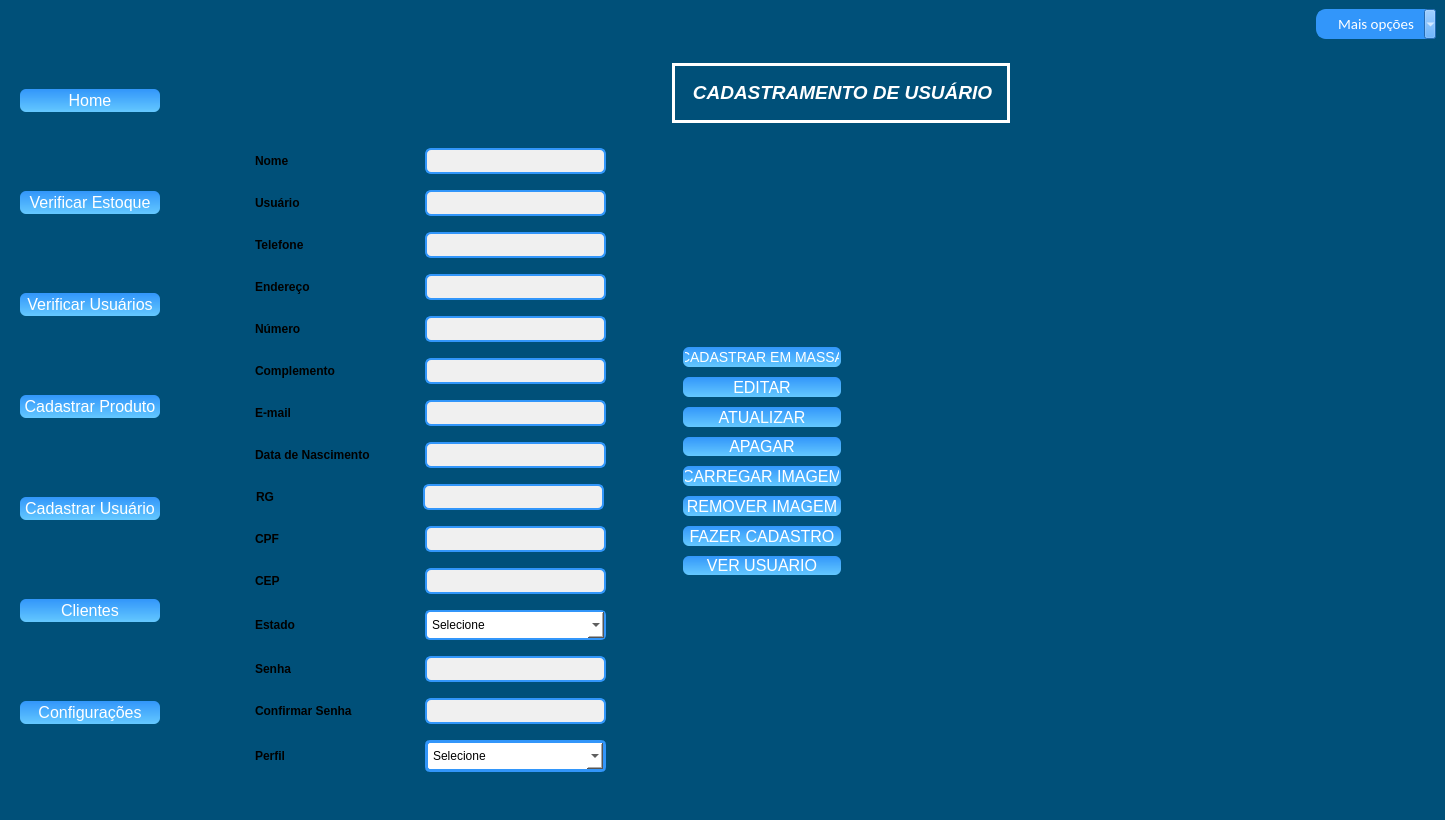
Before: the Qt Designer form novamaine.ui in KevenLucas025/ProjetoERP, drawn with Qt 5.
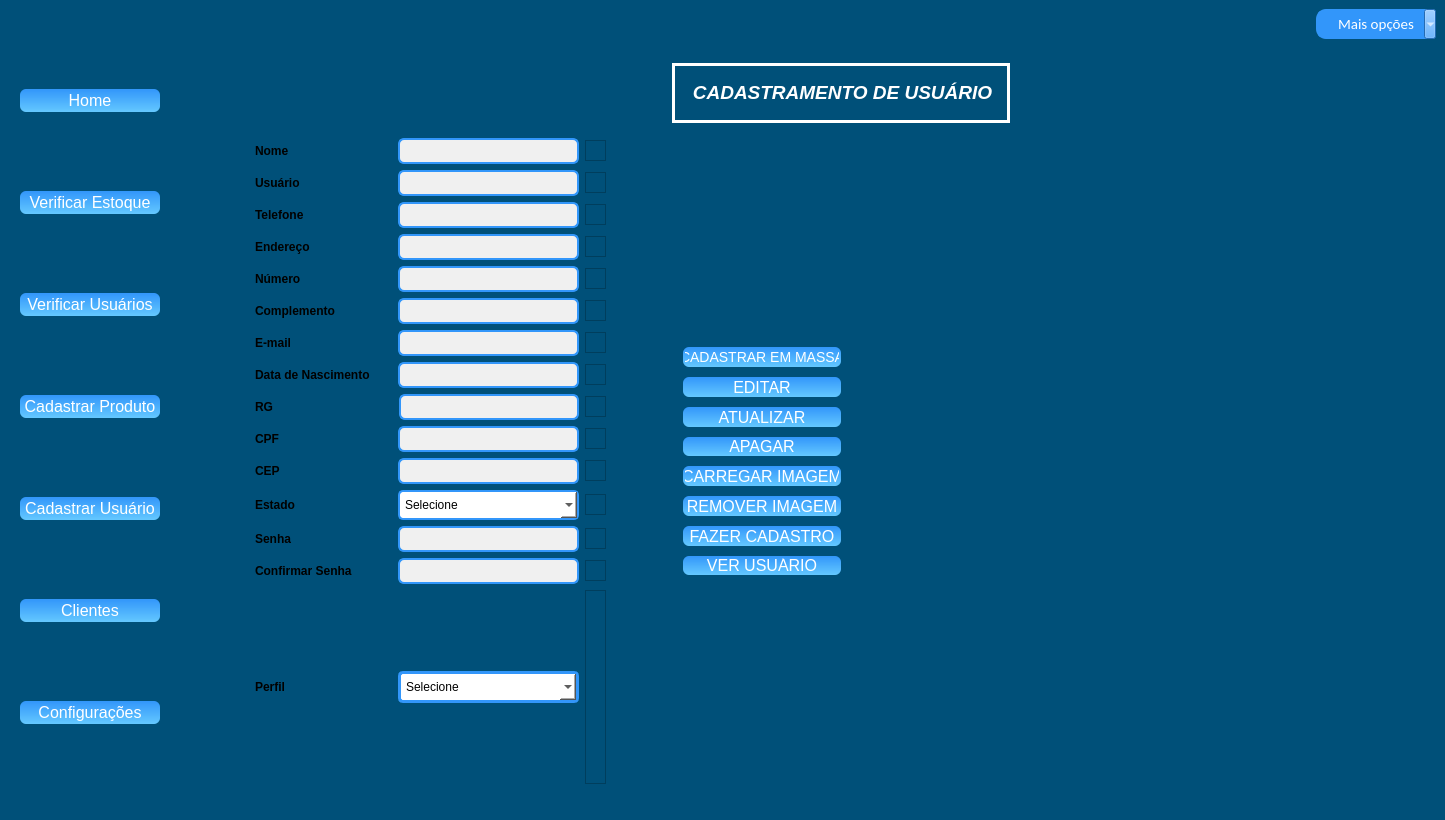
After: the same form once the commit is applied. The open tabs and pages were chosen to show the change. Icons and pictures are not drawn.

```diff
--- a/novamaine.ui
+++ b/novamaine.ui
@@ -3508,6 +3508,28 @@
                   </property>
                  </widget>
                 </item>
+                <item>
+                 <widget class="QFrame" name="frame_erro_nome">
+                  <property name="sizePolicy">
+                   <sizepolicy hsizetype="Expanding" vsizetype="Preferred">
+                    <horstretch>0</horstretch>
+                    <verstretch>0</verstretch>
+                   </sizepolicy>
+                  </property>
+                  <property name="maximumSize">
+                   <size>
+                    <width>21</width>
+                    <height>21</height>
+                   </size>
+                  </property>
+                  <property name="frameShape">
+                   <enum>QFrame::StyledPanel</enum>
+                  </property>
+                  <property name="frameShadow">
+                   <enum>QFrame::Raised</enum>
+                  </property>
+                 </widget>
+                </item>
                </layout>
               </item>
               <item>
@@ -3551,6 +3573,28 @@
                   </property>
                  </widget>
                 </item>
+                <item>
+                 <widget class="QFrame" name="frame_erro_usuario">
+                  <property name="sizePolicy">
+                   <sizepolicy hsizetype="Expanding" vsizetype="Preferred">
+                    <horstretch>0</horstretch>
+                    <verstretch>0</verstretch>
+                   </sizepolicy>
+                  </property>
+                  <property name="maximumSize">
+                   <size>
+                    <width>21</width>
+                    <height>21</height>
+                   </size>
+                  </property>
+                  <property name="frameShape">
+                   <enum>QFrame::StyledPanel</enum>
+                  </property>
+                  <property name="frameShadow">
+                   <enum>QFrame::Raised</enum>
+                  </property>
+                 </widget>
+                </item>
                </layout>
               </item>
               <item>
@@ -3597,6 +3641,28 @@
                   </property>
                  </widget>
                 </item>
+                <item>
+                 <widget class="QFrame" name="frame_erro_telefone">
+                  <property name="sizePolicy">
+                   <sizepolicy hsizetype="Expanding" vsizetype="Preferred">
+                    <horstretch>0</horstretch>
+                    <verstretch>0</verstretch>
+                   </sizepolicy>
+                  </property>
+                  <property name="maximumSize">
+                   <size>
+                    <width>21</width>
+                    <height>21</height>
+                   </size>
+                  </property>
+                  <property name="frameShape">
+                   <enum>QFrame::StyledPanel</enum>
+                  </property>
+                  <property name="frameShadow">
+                   <enum>QFrame::Raised</enum>
+                  </property>
+                 </widget>
+                </item>
                </layout>
               </item>
               <item>
@@ -3640,6 +3706,28 @@
                   </property>
                  </widget>
                 </item>
+                <item>
+                 <widget class="QFrame" name="frame_erro_endereco">
+                  <property name="sizePolicy">
+                   <sizepolicy hsizetype="Expanding" vsizetype="Preferred">
+                    <horstretch>0</horstretch>
+                    <verstretch>0</verstretch>
+                   </sizepolicy>
+                  </property>
+                  <property name="maximumSize">
+                   <size>
+                    <width>21</width>
+                    <height>21</height>
+                   </size>
+                  </property>
+                  <property name="frameShape">
+                   <enum>QFrame::StyledPanel</enum>
+                  </property>
+                  <property name="frameShadow">
+                   <enum>QFrame::Raised</enum>
+                  </property>
+                 </widget>
+                </item>
                </layout>
               </item>
               <item>
@@ -3683,6 +3771,22 @@
                   </property>
                  </widget>
                 </item>
+                <item>
+                 <widget class="QFrame" name="frame_erro_numero">
+                  <property name="maximumSize">
+                   <size>
+                    <width>21</width>
+                    <height>21</height>
+                   </size>
+                  </property>
+                  <property name="frameShape">
+                   <enum>QFrame::StyledPanel</enum>
+                  </property>
+                  <property name="frameShadow">
+                   <enum>QFrame::Raised</enum>
+                  </property>
+                 </widget>
+                </item>
                </layout>
               </item>
               <item>
@@ -3726,6 +3830,22 @@
                   </property>
                  </widget>
                 </item>
+                <item>
+                 <widget class="QFrame" name="frame_erro_complemento">
+                  <property name="maximumSize">
+                   <size>
+                    <width>21</width>
+                    <height>21</height>
+                   </size>
+                  </property>
+                  <property name="frameShape">
+                   <enum>QFrame::StyledPanel</enum>
+                  </property>
+                  <property name="frameShadow">
+                   <enum>QFrame::Raised</enum>
+                  </property>
+                 </widget>
+                </item>
                </layout>
               </item>
               <item>
@@ -3769,6 +3889,22 @@
                   </property>
                  </widget>
                 </item>
+                <item>
+                 <widget class="QFrame" name="frame_erro_email">
+                  <property name="maximumSize">
+                   <size>
+                    <width>21</width>
+                    <height>21</height>
+                   </size>
+                  </property>
+                  <property name="frameShape">
+                   <enum>QFrame::StyledPanel</enum>
+                  </property>
+                  <property name="frameShadow">
+                   <enum>QFrame::Raised</enum>
+                  </property>
+                 </widget>
+                </item>
                </layout>
               </item>
               <item>
@@ -3812,35 +3948,37 @@
                   </property>
                  </widget>
                 </item>
+                <item>
+                 <widget class="QFrame" name="frame_data_nascimento">
+                  <property name="sizePolicy">
+                   <sizepolicy hsizetype="Expanding" vsizetype="Preferred">
+                    <horstretch>0</horstretch>
+                    <verstretch>0</verstretch>
+                   </sizepolicy>
+                  </property>
+                  <property name="maximumSize">
+                   <size>
+                    <width>21</width>
+                    <height>21</height>
+                   </size>
+                  </property>
+                  <property name="frameShape">
+                   <enum>QFrame::StyledPanel</enum>
+                  </property>
+                  <property name="frameShadow">
+                   <enum>QFrame::Raised</enum>
+                  </property>
+                 </widget>
+                </item>
                </layout>
               </item>
               <item>
                <layout class="QHBoxLayout" name="horizontalLayout_20">
-                <property name="spacing">
-                 <number>66</number>
+                <property name="topMargin">
+                 <number>0</number>
                 </property>
                 <item>
-                 <widget class="QLabel" name="label_rg">
-                  <property name="sizePolicy">
-                   <sizepolicy hsizetype="Expanding" vsizetype="Fixed">
-                    <horstretch>0</horstretch>
-                    <verstretch>0</verstretch>
-                   </sizepolicy>
-                  </property>
-                  <property name="maximumSize">
-                   <size>
-                    <width>100</width>
-                    <height>20</height>
-                   </size>
-                  </property>
-                  <property name="styleSheet">
-                   <string notr="true">QLabel {
-    color: black;
-    text-align: center; /* Centraliza o texto horizontalmente */
-    vertical-align: middle; /* Centraliza o texto verticalmente */
-}
-</string>
-                  </property>
+                 <widget class="QLabel" name="label_2">
                   <property name="text">
                    <string>&lt;html&gt;&lt;head/&gt;&lt;body&gt;&lt;p&gt;&lt;span style=&quot; font-weight:600;&quot;&gt;RG&lt;/span&gt;&lt;/p&gt;&lt;/body&gt;&lt;/html&gt;</string>
                   </property>
@@ -3850,8 +3988,8 @@
                  <widget class="QLineEdit" name="txt_rg">
                   <property name="maximumSize">
                    <size>
-                    <width>181</width>
-                    <height>26</height>
+                    <width>180</width>
+                    <height>16777215</height>
                    </size>
                   </property>
                   <property name="styleSheet">
@@ -3870,6 +4008,22 @@
                   </property>
                  </widget>
                 </item>
+                <item>
+                 <widget class="QFrame" name="frame_erro_rg">
+                  <property name="maximumSize">
+                   <size>
+                    <width>21</width>
+                    <height>21</height>
+                   </size>
+                  </property>
+                  <property name="frameShape">
+                   <enum>QFrame::StyledPanel</enum>
+                  </property>
+                  <property name="frameShadow">
+                   <enum>QFrame::Raised</enum>
+                  </property>
+                 </widget>
+                </item>
                </layout>
               </item>
               <item>
@@ -3913,6 +4067,28 @@
                   </property>
                  </widget>
                 </item>
+                <item>
+                 <widget class="QFrame" name="frame_erro_cpf">
+                  <property name="sizePolicy">
+                   <sizepolicy hsizetype="Expanding" vsizetype="Preferred">
+                    <horstretch>0</horstretch>
+                    <verstretch>0</verstretch>
+                   </sizepolicy>
+                  </property>
+                  <property name="maximumSize">
+                   <size>
+                    <width>21</width>
+                    <height>21</height>
+                   </size>
+                  </property>
+                  <property name="frameShape">
+                   <enum>QFrame::StyledPanel</enum>
+                  </property>
+                  <property name="frameShadow">
+                   <enum>QFrame::Raised</enum>
+                  </property>
+                 </widget>
+                </item>
                </layout>
               </item>
               <item>
@@ -3956,6 +4132,28 @@
                   </property>
                  </widget>
                 </item>
+                <item>
+                 <widget class="QFrame" name="frame_erro_cep">
+                  <property name="sizePolicy">
+                   <sizepolicy hsizetype="Expanding" vsizetype="Preferred">
+                    <horstretch>0</horstretch>
+                    <verstretch>0</verstretch>
+                   </sizepolicy>
+                  </property>
+                  <property name="maximumSize">
+                   <size>
+                    <width>21</width>
+                    <height>21</height>
+                   </size>
+                  </property>
+                  <property name="frameShape">
+                   <enum>QFrame::StyledPanel</enum>
+                  </property>
+                  <property name="frameShadow">
+                   <enum>QFrame::Raised</enum>
+                  </property>
+                 </widget>
+                </item>
                </layout>
               </item>
               <item>
@@ -4175,6 +4373,28 @@
                   </item>
                  </widget>
                 </item>
+                <item>
+                 <widget class="QFrame" name="frame_erro_estado">
+                  <property name="sizePolicy">
+                   <sizepolicy hsizetype="Expanding" vsizetype="Preferred">
+                    <horstretch>0</horstretch>
+                    <verstretch>0</verstretch>
+                   </sizepolicy>
+                  </property>
+                  <property name="maximumSize">
+                   <size>
+                    <width>21</width>
+                    <height>21</height>
+                   </size>
+                  </property>
+                  <property name="frameShape">
+                   <enum>QFrame::StyledPanel</enum>
+                  </property>
+                  <property name="frameShadow">
+                   <enum>QFrame::Raised</enum>
+                  </property>
+                 </widget>
+                </item>
                </layout>
               </item>
               <item>
@@ -4218,6 +4438,28 @@
                   </property>
                  </widget>
                 </item>
+                <item>
+                 <widget class="QFrame" name="frame_senha">
+                  <property name="sizePolicy">
+                   <sizepolicy hsizetype="Expanding" vsizetype="Preferred">
+                    <horstretch>0</horstretch>
+                    <verstretch>0</verstretch>
+                   </sizepolicy>
+                  </property>
+                  <property name="maximumSize">
+                   <size>
+                    <width>21</width>
+                    <height>21</height>
+                   </size>
+                  </property>
+                  <property name="frameShape">
+                   <enum>QFrame::StyledPanel</enum>
+                  </property>
+                  <property name="frameShadow">
+                   <enum>QFrame::Raised</enum>
+                  </property>
+                 </widget>
+                </item>
                </layout>
               </item>
               <item>
@@ -4261,6 +4503,28 @@
                   </property>
                  </widget>
                 </item>
+                <item>
+                 <widget class="QFrame" name="frame_confirmar_senha">
+                  <property name="sizePolicy">
+                   <sizepolicy hsizetype="Expanding" vsizetype="Preferred">
+                    <horstretch>0</horstretch>
+                    <verstretch>0</verstretch>
+                   </sizepolicy>
+                  </property>
+                  <property name="maximumSize">
+                   <size>
+                    <width>21</width>
+                    <height>21</height>
+                   </size>
+                  </property>
+                  <property name="frameShape">
+                   <enum>QFrame::StyledPanel</enum>
+                  </property>
+                  <property name="frameShadow">
+                   <enum>QFrame::Raised</enum>
+                  </property>
+                 </widget>
+                </item>
                </layout>
               </item>
               <item>
@@ -4360,6 +4624,28 @@
                   </item>
                  </widget>
                 </item>
+                <item>
+                 <widget class="QFrame" name="frame_erro_perfil">
+                  <property name="sizePolicy">
+                   <sizepolicy hsizetype="Expanding" vsizetype="Preferred">
+                    <horstretch>0</horstretch>
+                    <verstretch>0</verstretch>
+                   </sizepolicy>
+                  </property>
+                  <property name="maximumSize">
+                   <size>
+                    <width>21</width>
+                    <height>16777215</height>
+                   </size>
+                  </property>
+                  <property name="frameShape">
+                   <enum>QFrame::StyledPanel</enum>
+                  </property>
+                  <property name="frameShadow">
+                   <enum>QFrame::Raised</enum>
+                  </property>
+                 </widget>
+                </item>
                </layout>
               </item>
              </layout>
```
Left out of the diff: 18 changed lines with no effect on the pictures.
